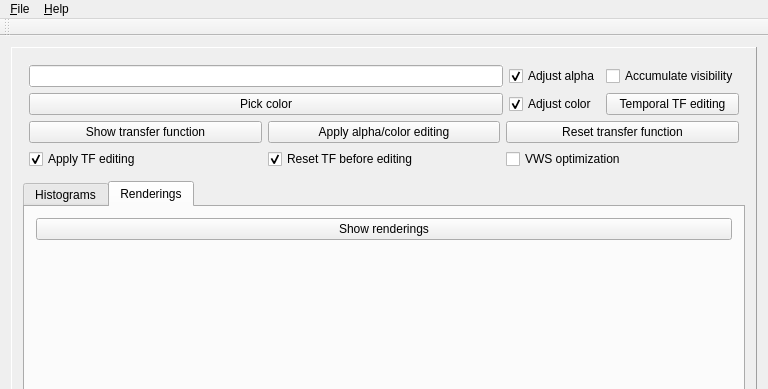
Above: QtCuda/mainwindow.ui from luosz/cuda-visibility before the change; both pictures show x 0 to 768 and y 0 to 389 of the 768 by 940 pixel window. Below: the same form after it.
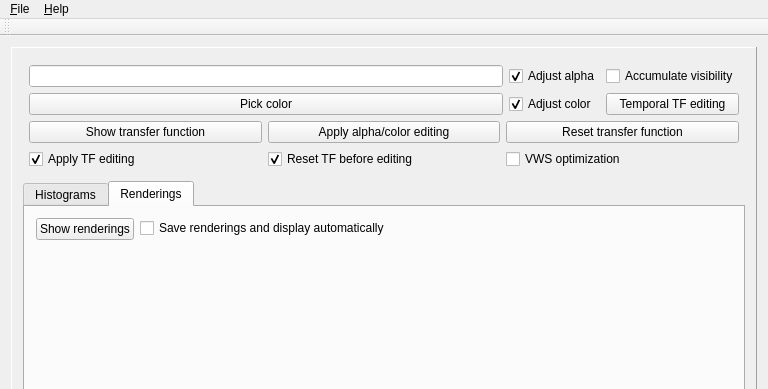
That is the form after the change. The open tabs and pages were chosen to show the change.

Commit message: add checkbox for saving screenshots automatically

```diff
--- a/QtCuda/mainwindow.ui
+++ b/QtCuda/mainwindow.ui
@@ -218,11 +218,22 @@
           </attribute>
           <layout class="QVBoxLayout" name="verticalLayout_2">
            <item>
+            <layout class="QFormLayout" name="formLayout">
+             <item row="0" column="0">
             <widget class="QPushButton" name="pushButton_6">
              <property name="text">
               <string>Show renderings</string>
              </property>
             </widget>
+             </item>
+             <item row="0" column="1">
+              <widget class="QCheckBox" name="checkBox_7">
+               <property name="text">
+                <string>Save renderings and display automatically</string>
+               </property>
+              </widget>
+             </item>
+            </layout>
            </item>
            <item>
             <layout class="QGridLayout" name="gridLayout_6">
```
Lines whose indentation alone changed are shown as unchanged. The commit also changes 4 other files.
